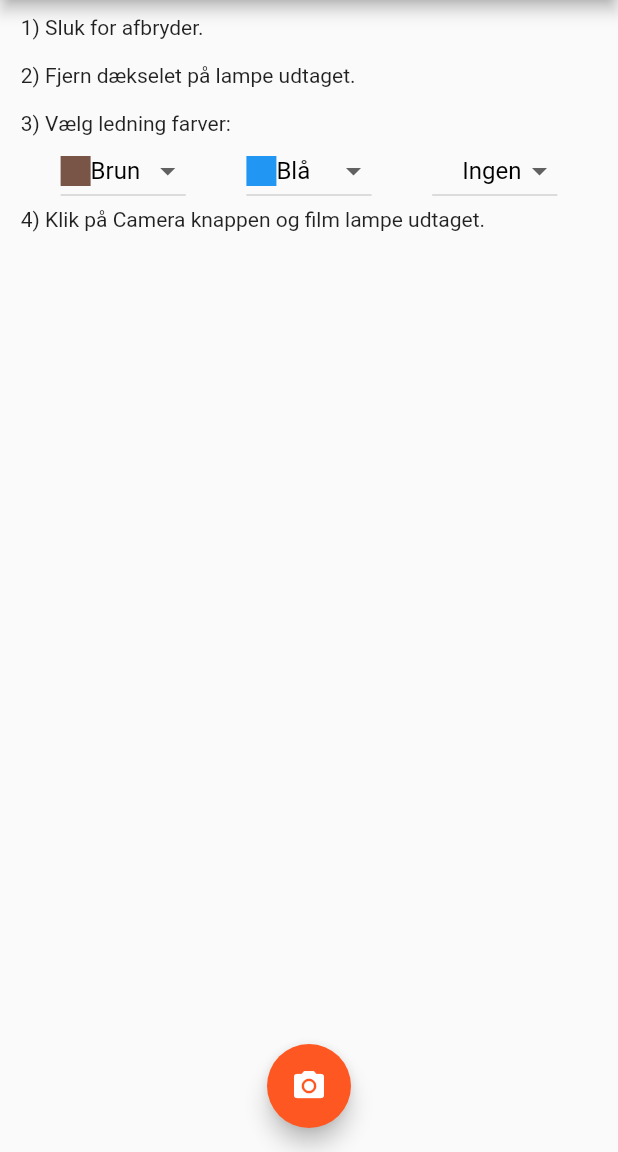
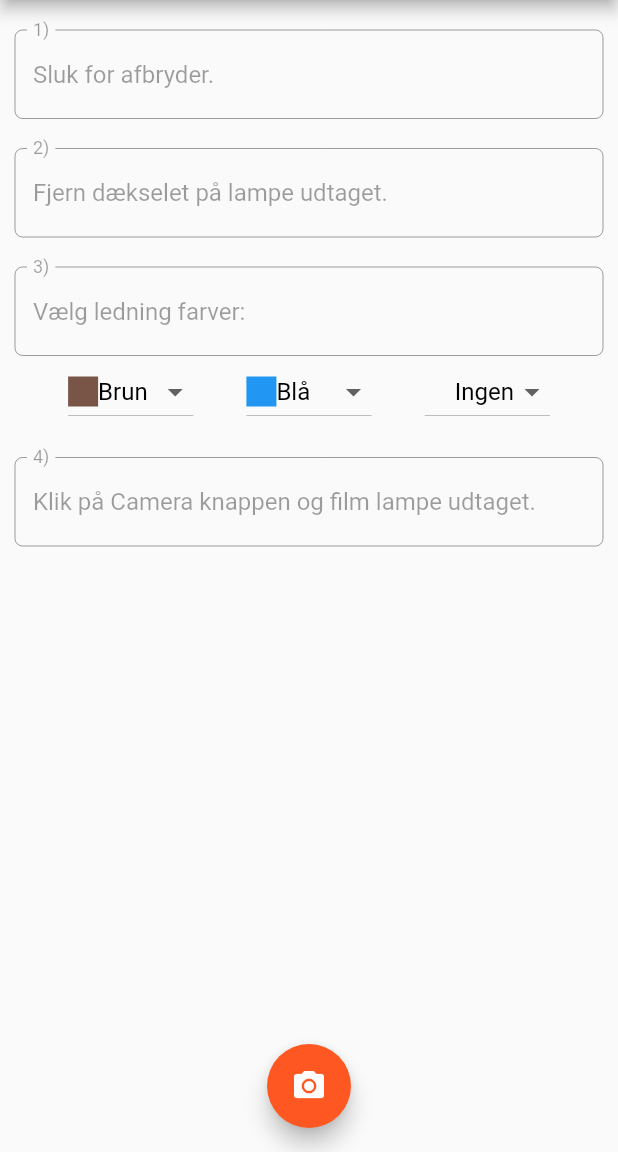
Before and after one commit to Raniot/lamp_installer, a Flutter app: the screen it shows after launch, on a phone screen of 412 x 824 dp, the part 84-1236 px from its top. Run offline on Flutter 3.47's test engine with Material 2 defaults, Android fonts, the phone set to English and light mode, and no system bars.

Commit message:
fixed UI

```diff
--- a/lib/main.dart
+++ b/lib/main.dart
@@ -93,10 +93,46 @@ class _MyHomePageState extends State<MyHomePage> {
             SizedBox(
               height: 10,
             ),
-            Text(
-              '    1) Sluk for afbryder. \n\n    2) Fjern dækselet på lampe udtaget. \n\n    3) Vælg ledning farver:',
-            ),
-            Row(
+            new Container(
+              margin: new EdgeInsets.all(10.0),
+              child: TextFormField(
+                enabled: false,
+                initialValue: "Sluk for afbryder.",
+                decoration: InputDecoration(
+                  labelText: '1)',
+                  border: OutlineInputBorder(
+                    borderRadius: BorderRadius.circular(5),
+                    ),
+                  ),
+                ),
+              ),
+              new Container(
+              margin: new EdgeInsets.all(10.0),
+              child: TextFormField(
+                enabled: false,
+                initialValue: "Fjern dækselet på lampe udtaget.",
+                decoration: InputDecoration(
+                  labelText: '2)',
+                  border: OutlineInputBorder(
+                    borderRadius: BorderRadius.circular(5),
+                    ),
+                  ),
+                ),
+              ),
+              new Container(
+              margin: new EdgeInsets.all(10.0),
+              child: Column(children: <Widget>[
+              TextFormField(
+                enabled: false,
+                initialValue: "Vælg ledning farver:",
+                decoration: InputDecoration(
+                  labelText: '3)',
+                  border: OutlineInputBorder(
+                    borderRadius: BorderRadius.circular(5),
+                    ),
+                  ),
+                ),
+                Row(
               mainAxisAlignment: MainAxisAlignment.spaceEvenly,
               children: <Widget>[
                 new DropdownButton<DropdownColor>(
@@ -143,9 +179,22 @@ class _MyHomePageState extends State<MyHomePage> {
                 ),
               ],
             ),
-            Text(
-              '    4) Klik på Camera knappen og film lampe udtaget.',
+              ],)
+
             ),
+            new Container(
+              margin: new EdgeInsets.all(10.0),
+              child: TextFormField(
+                enabled: false,
+                initialValue: "Klik på Camera knappen og film lampe udtaget.",
+                decoration: InputDecoration(
+                  labelText: '4)',
+                  border: OutlineInputBorder(
+                    borderRadius: BorderRadius.circular(5),
+                    ),
+                  ),
+                ),
+              ),
           ],
         ),
       ),
```
Also changed, not shown: pubspec.lock.
